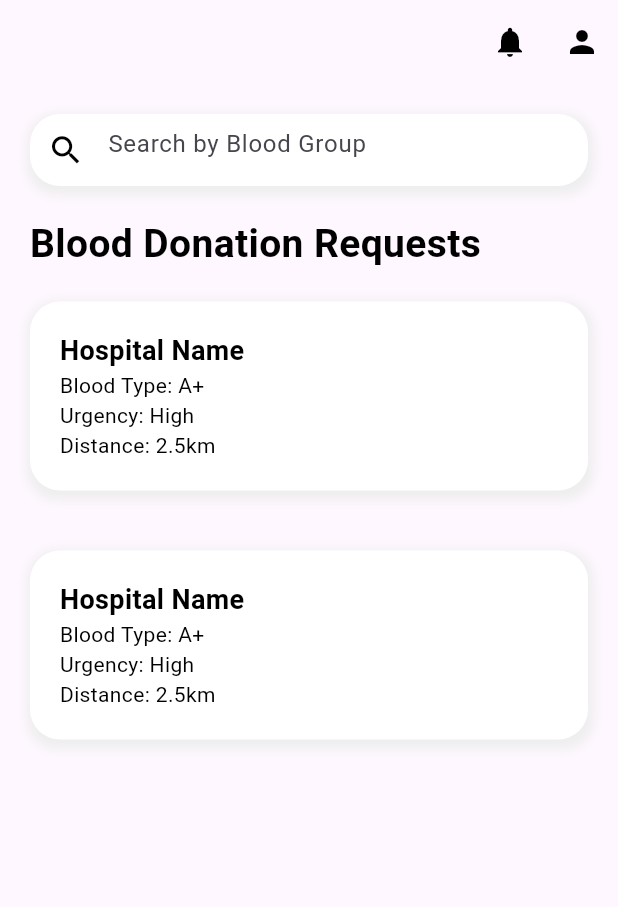
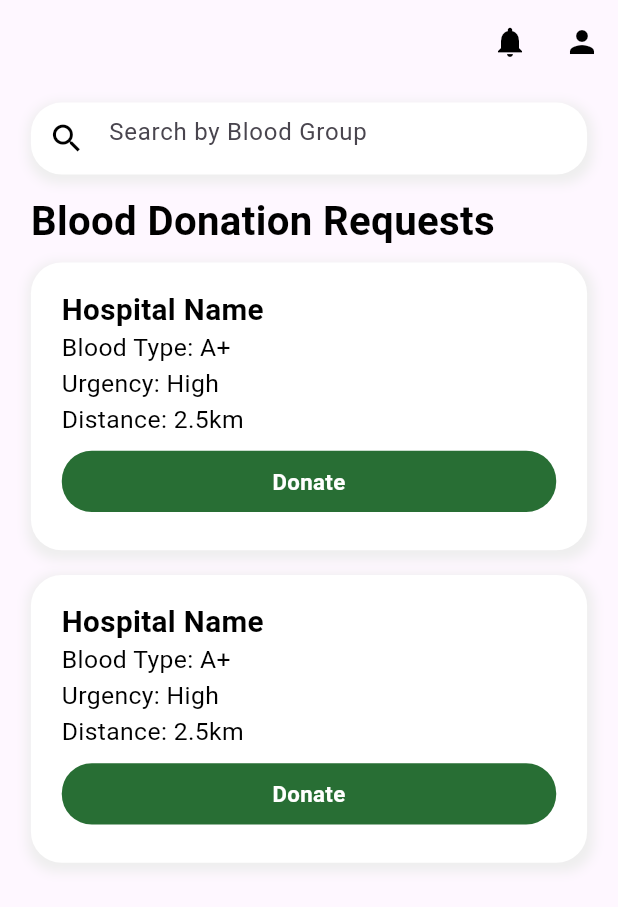
Before and after one commit to ramywael/Graduation, a Flutter app: the DonateNow screen opened directly, on a phone screen of 412 x 824 dp. Shown: the top 907 px of the screen. Run offline on Flutter 3.47's test engine with Material 3 defaults, Android fonts, the phone set to English and light mode, and no system bars; our stand-ins replace curved_navigation_bar, flutter_svg, material_symbols_icons, table_calendar.

Commit message:
Responsive and navigating donate.dart

```diff
--- a/lib/register.dart
+++ b/lib/register.dart
@@ -1,11 +1,8 @@
 import 'package:flutter/material.dart';
-import 'package:grad/screens/bloodreq_bloodtype_notifications_screens/userr_notification.dart';
-import 'package:grad/screens/booking_donate_now/booking_screen.dart';
-import 'package:grad/screens/onBoarding/onBoarding.dart';
+import 'package:grad/screens/donateNowCategory/donate.dart';
 
 class DonationBlood extends StatelessWidget {
   const DonationBlood({super.key});
-
   // This widget is the root of your application.
   @override
   Widget build(BuildContext context) {
@@ -16,7 +13,7 @@ class DonationBlood extends StatelessWidget {
         colorScheme: ColorScheme.fromSeed(seedColor: Colors.deepPurple),
         useMaterial3: true,
       ),
-      home:  const BookingScreen(),
+      home:  const DonateNow(),
     );
   }
 }
--- a/lib/screens/donateNowCategory/donate.dart
+++ b/lib/screens/donateNowCategory/donate.dart
@@ -2,13 +2,18 @@ import 'package:flutter/material.dart';
 import 'package:grad/custom_widgets/text.dart';
 import 'package:grad/screens/donateNowCategory/donate_container.dart';
 import 'package:grad/screens/donateNowCategory/search_bar.dart';
+
 class DonateNow extends StatelessWidget {
   const DonateNow({Key? key}) : super(key: key);
 
   @override
   Widget build(BuildContext context) {
+    double screenWidth = MediaQuery.of(context).size.width;
+    double screenHeight = MediaQuery.of(context).size.height;
     return Scaffold(
       appBar: AppBar(
+        scrolledUnderElevation: 0.0,
+        backgroundColor: Colors.transparent,
         actions: [
           IconButton(
             onPressed: () {},
@@ -26,21 +31,35 @@ class DonateNow extends StatelessWidget {
           ),
         ],
       ),
-      body:  const Column(
+      body: SingleChildScrollView(
+        physics: const BouncingScrollPhysics(),
+        child: Column(
           crossAxisAlignment: CrossAxisAlignment.start,
           children: [
-          SearchComponent(),
+            SearchComponent(
+              screenHeight: screenHeight,
+              screenWidth: screenWidth,
+            ),
             Padding(
-            padding: EdgeInsets.symmetric(horizontal: 20),
+              padding: EdgeInsets.symmetric(
+                horizontal: screenWidth * 0.05,
+              ),
               child: CustomTextWidget(
                 text: "Blood Donation Requests",
-              fontSize: 26,
+                fontSize: screenWidth * 0.065,
                 color: Colors.black,
               ),
             ),
-          DonateContainer(),
-          DonateContainer(),
+            DonateContainer(
+              screenHeight: screenHeight,
+              screenWidth: screenWidth,
+            ),
+            DonateContainer(
+              screenWidth: screenWidth,
+              screenHeight: screenHeight,
+            ),
           ],
+        ),
       ),
     );
   }
--- a/lib/screens/donateNowCategory/donate_container.dart
+++ b/lib/screens/donateNowCategory/donate_container.dart
@@ -2,53 +2,80 @@ import 'package:flutter/material.dart';
 import 'package:grad/constants/constant.dart';
 import 'package:grad/custom_widgets/profile_components/custom_button.dart';
 import 'package:grad/custom_widgets/text.dart';
+import 'package:grad/screens/bloodreq_bloodtype_notifications_screens/userr_notification.dart';
 
 class DonateContainer extends StatelessWidget {
+  final double screenWidth;
+  final double screenHeight;
   const DonateContainer({
     super.key,
+    required this.screenWidth,
+    required this.screenHeight,
   });
 
   @override
   Widget build(BuildContext context) {
     return Container(
-      margin: const EdgeInsets.symmetric(horizontal: 20, vertical: 20),
+      margin: EdgeInsets.symmetric(
+        horizontal: screenWidth * 0.05,
+        vertical: screenHeight * 0.01,
+      ),
       width: double.infinity,
       decoration: BoxDecoration(
         color: Colors.white,
         boxShadow: kBoxShadow,
-        borderRadius: BorderRadius.circular(20),
+        borderRadius: BorderRadius.circular(screenWidth * 0.05),
       ),
-      child: const Padding(
-        padding: EdgeInsets.symmetric(horizontal: 20, vertical: 20),
-        child: Column(
+      child:  Padding(
+        padding: EdgeInsets.symmetric(
+          horizontal: screenWidth * 0.05,
+          vertical: screenHeight * 0.021,
+        ),
+        child:  Column(
           crossAxisAlignment: CrossAxisAlignment.start,
           children: [
             CustomTextWidget(
               text: "Hospital Name",
-              fontSize: 18,
+              fontSize: screenHeight * 0.024,
               color: Colors.black,
             ),
             CustomTextWidget(
               text: "Blood Type: A+",
-              fontSize: 14,
+              fontSize: screenHeight * 0.02,
               color: Colors.black,
               fontWeight: FontWeight.normal,
             ),
             CustomTextWidget(
               text: "Urgency: High",
-              fontSize: 14,
+              fontSize: screenHeight * 0.02,
               color: Colors.black,
               fontWeight: FontWeight.normal,
             ),
             CustomTextWidget(
               text: "Distance: 2.5km",
-              fontSize: 14,
+              fontSize: screenHeight * 0.02,
               color: Colors.black,
               fontWeight: FontWeight.normal,
             ),
-            // CustomButton(
-            //   text: "Donate Now",
-            // )
+            CustomButton(
+              color: kSecondaryColor,
+              text: "Donate",
+              fontSize: screenHeight * 0.018,
+              margin: EdgeInsets.symmetric(
+                vertical: screenHeight * 0.01,
+              ),
+              padding: EdgeInsets.symmetric(
+                vertical: screenHeight * 0.012,
+              ),
+              onTap: () {
+                Navigator.push(
+                  context,
+                  MaterialPageRoute(
+                    builder: (context) => const UserNotifications(),
+                  ),
+                );
+              },
+            )
           ],
         ),
       ),
--- a/lib/screens/donateNowCategory/search_bar.dart
+++ b/lib/screens/donateNowCategory/search_bar.dart
@@ -2,28 +2,34 @@ import 'package:flutter/material.dart';
 import 'package:grad/constants/constant.dart';
 
 class SearchComponent extends StatelessWidget {
-  const SearchComponent({super.key});
-
-
+  final double screenWidth;
+  final double screenHeight;
+  const SearchComponent(
+      {super.key, required this.screenWidth, required this.screenHeight});
 
   @override
   Widget build(BuildContext context) {
     return Container(
-      margin: const EdgeInsets.symmetric(horizontal: 20, vertical: 20),
+      margin: EdgeInsets.symmetric(
+        horizontal: screenWidth * 0.05,
+        vertical: screenHeight * 0.015,
+      ),
       decoration: BoxDecoration(
-          color: Colors.white,
-          boxShadow: kBoxShadow,
-          borderRadius: BorderRadius.circular(
-            20,
-          )),
-      child: const TextField(
+        color: Colors.white,
+        boxShadow: kBoxShadow,
+        borderRadius: BorderRadius.circular(
+          screenWidth * 0.05,
+
+        ),
+      ),
+      child:  TextField(
         decoration: InputDecoration(
           hintText: "Search by Blood Group",
           border: InputBorder.none,
           prefixIcon: Icon(
             Icons.search,
             color: Colors.black,
-            size: 25,
+            size: screenHeight * 0.03,
           ),
         ),
       ),
```
Lines whose indentation alone changed are shown as unchanged.
